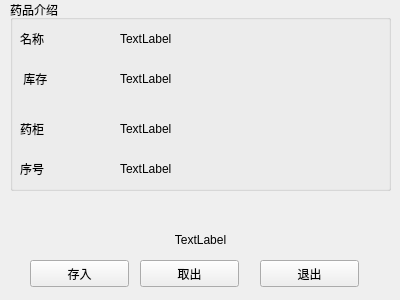
Qt form SmartCabinet/ShowInf/showinf.ui (birdman1992/SmartCabinet) before a commit.
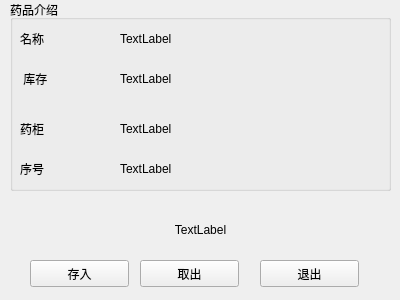
The same form after that commit.

Diff of the .ui file:
```diff
--- a/SmartCabinet/ShowInf/showinf.ui
+++ b/SmartCabinet/ShowInf/showinf.ui
@@ -169,7 +169,7 @@
    <property name="geometry">
     <rect>
      <x>0</x>
-     <y>230</y>
+     <y>220</y>
      <width>401</width>
      <height>20</height>
     </rect>
```
Left out of the diff: 35 changed lines with no effect on the pictures.
